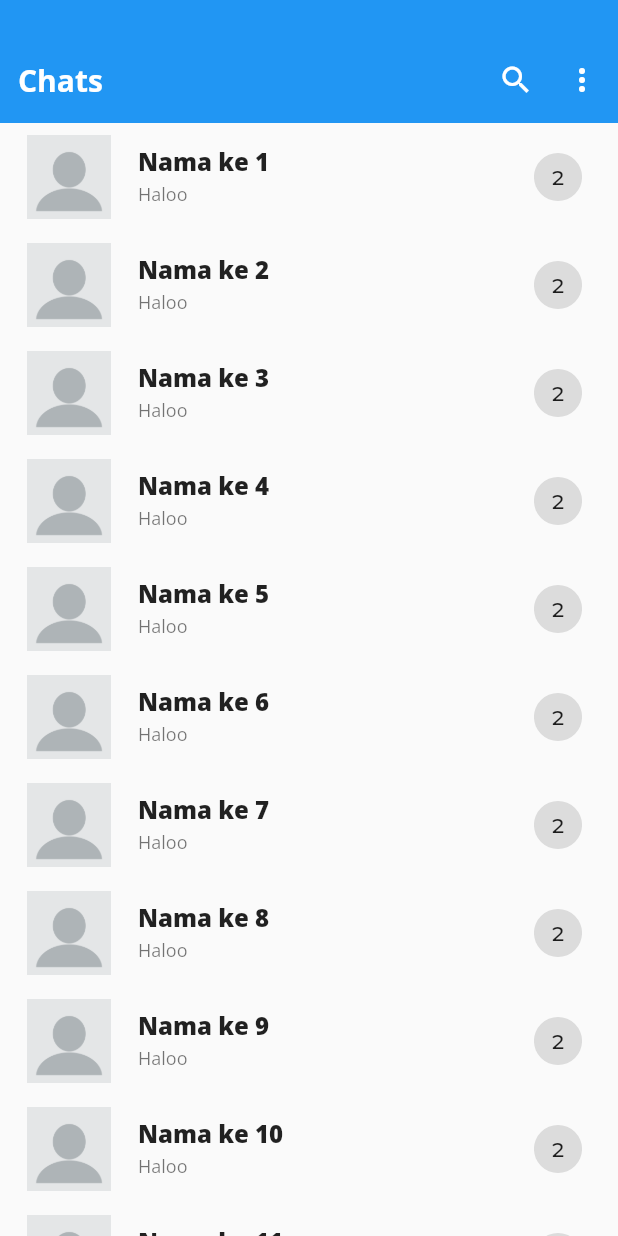
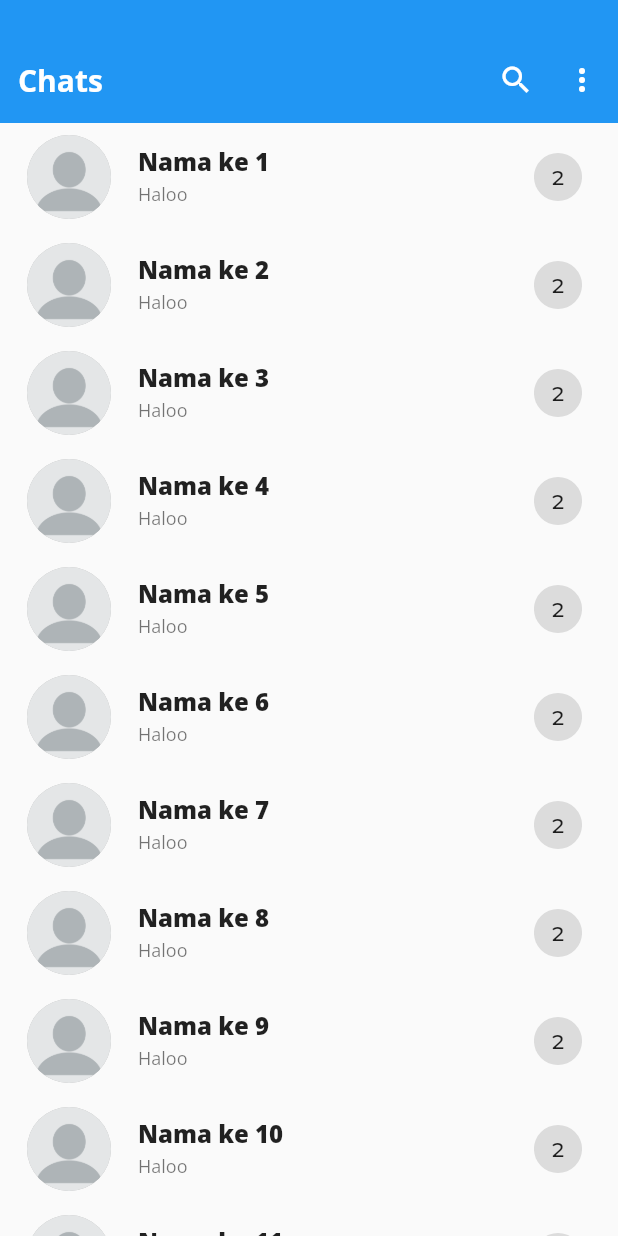
Before and after one commit to hamzaharrayhan/originice, a Flutter app: the ChatPage screen opened directly, on a phone screen of 412 x 824 dp. Run offline on Flutter 3.47's test engine with Material 2 defaults, Android fonts, the phone set to English and light mode, and no system bars; our stand-ins replace cloud_firestore, file_picker, firebase_auth, firebase_core, firebase_storage, flutter_chat_types and 5 more; missing offline and left inert: flutter_firebase_chat_core; accounts and stored records are empty.

Commit message:
Chat State

```diff
--- a/lib/Page/chatpage.dart
+++ b/lib/Page/chatpage.dart
@@ -8,10 +8,12 @@ class ChatPage extends StatelessWidget {
       leading: CircleAvatar(
         radius: 30,
         backgroundColor: Colors.black26,
-        child: Image.asset(
-          'assets/profile.png',
-          fit: BoxFit.contain,
-        ),
+        child: ClipRRect(
+            child: Image.asset(
+              'assets/profile.png',
+              fit: BoxFit.fill,
+            ),
+            borderRadius: BorderRadius.circular(50)),
       ),
       title: Text(
         "Nama ke ${index + 1}",
--- a/lib/Page/profilepage.dart
+++ b/lib/Page/profilepage.dart
@@ -111,7 +111,7 @@ class ProfilePage extends StatelessWidget {
               Divider(
                 thickness: 1,
               ),
-              bioboxed(icon: Icons.calendar_today, text: "01/06.2000"),
+              bioboxed(icon: Icons.calendar_today, text: "01/06/2000"),
               Divider(
                 thickness: 1,
               ),
```
